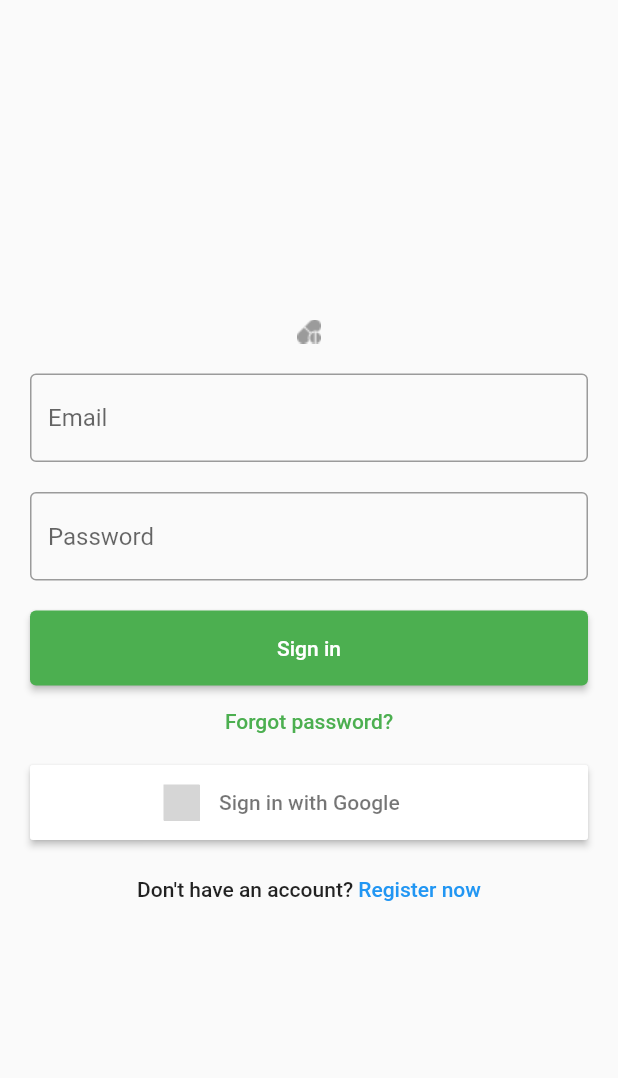
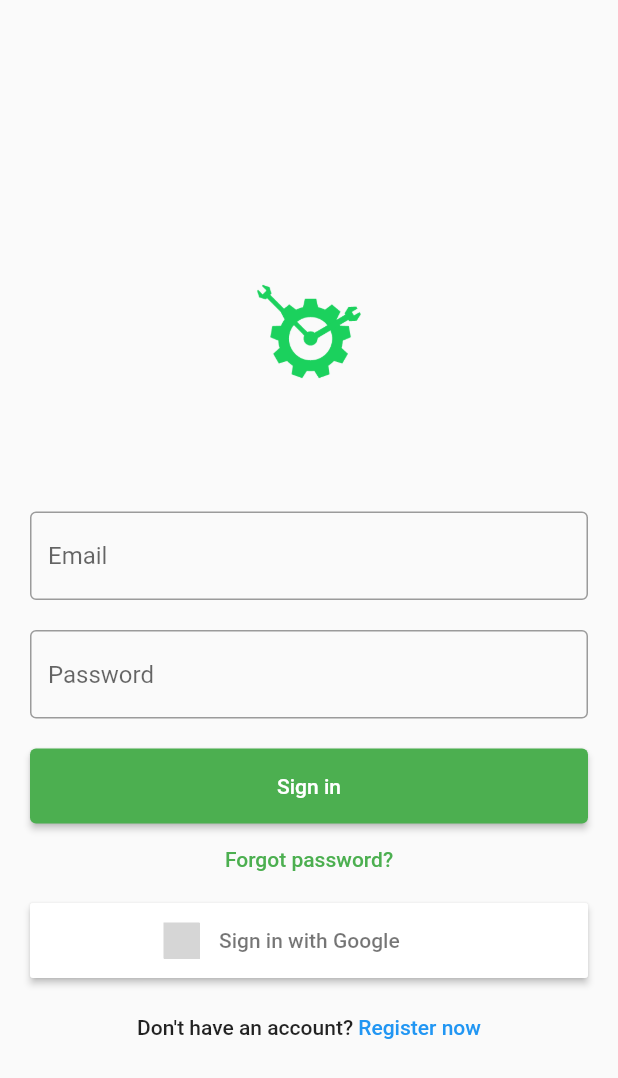
Before and after one commit to phamvmnhut/maintenance-app, a Flutter app: the screen it shows after launch, on a phone screen of 412 x 824 dp. Shown: the top 1078 px of the screen. Run offline on Flutter 3.47's test engine with Material 2 defaults, Android fonts, the phone set to English and light mode, and no system bars; our stand-ins replace cloud_firestore, equatable, firebase_auth, firebase_core, firebase_storage, flutter_bloc and 9 more; accounts and stored records are empty; grey boxes are pictures that could not be loaded.

Commit message:
fix: update logo and notification icon

```diff
--- a/lib/domain/services/notify.dart
+++ b/lib/domain/services/notify.dart
@@ -35,7 +35,7 @@ class NotifyHelper {
             onDidReceiveLocalNotification: onDidReceiveLocalNotification);
 
     const AndroidInitializationSettings initializationSettingsAndroid =
-        AndroidInitializationSettings('launcher_notification');
+        AndroidInitializationSettings('notification_icon');
 
     final InitializationSettings initializationSettings =
         InitializationSettings(
--- a/lib/ui/auth/auth.dart
+++ b/lib/ui/auth/auth.dart
@@ -97,7 +97,10 @@ class _AuthGateState extends State<AuthGate> {
                           Row(
                             mainAxisAlignment: MainAxisAlignment.center,
                             children: [
-                              Image.asset('assets/images/drugs.png'),
+                              Image.asset(
+                                'assets/icon/app_icon.png',
+                                height: 200,
+                              ),
                             ],
                           ),
                           Visibility(
--- a/pubspec.yaml
+++ b/pubspec.yaml
@@ -80,7 +80,7 @@ dev_dependencies:
   # package. See that file for information about deactivating specific lint
   # rules and activating additional ones.
   flutter_lints: ^2.0.0
-  flutter_launcher_icons: "^0.13.1"
+  flutter_launcher_icons: "^0.11.0"
 
 # For information on the generic Dart part of this file, see the
 # following page: https://dart.dev/tools/pub/pubspec
@@ -97,6 +97,7 @@ flutter:
   assets:
    - assets/
    - assets/images/
+   - assets/icon/
    - assets/bottom_bar/no_color/
    - assets/bottom_bar/color/
 
@@ -126,9 +127,10 @@ flutter:
 flutter_intl:
   enabled: true
 
-flutter_launcher_icons:
+flutter_icons:
   android: "launcher_icon"
   ios: true
   image_path: "assets/icon/app_icon.png"
   adaptive_icon_background: "assets/icon/app_icon.png"
   adaptive_icon_foreground: "assets/icon/app_icon.png"
+  min_sdk_android: 21 # android min sdk min:16, default 21
```
Also changed, not shown: assets/icon/app_icon.png, pubspec.lock, 47 other files.
